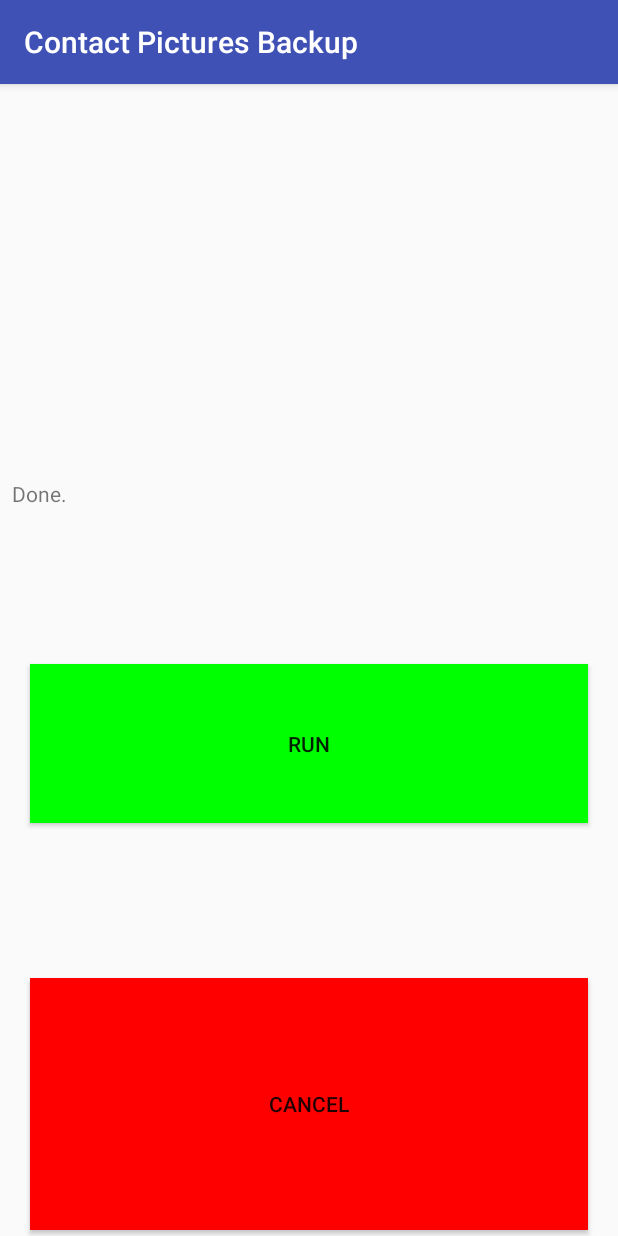
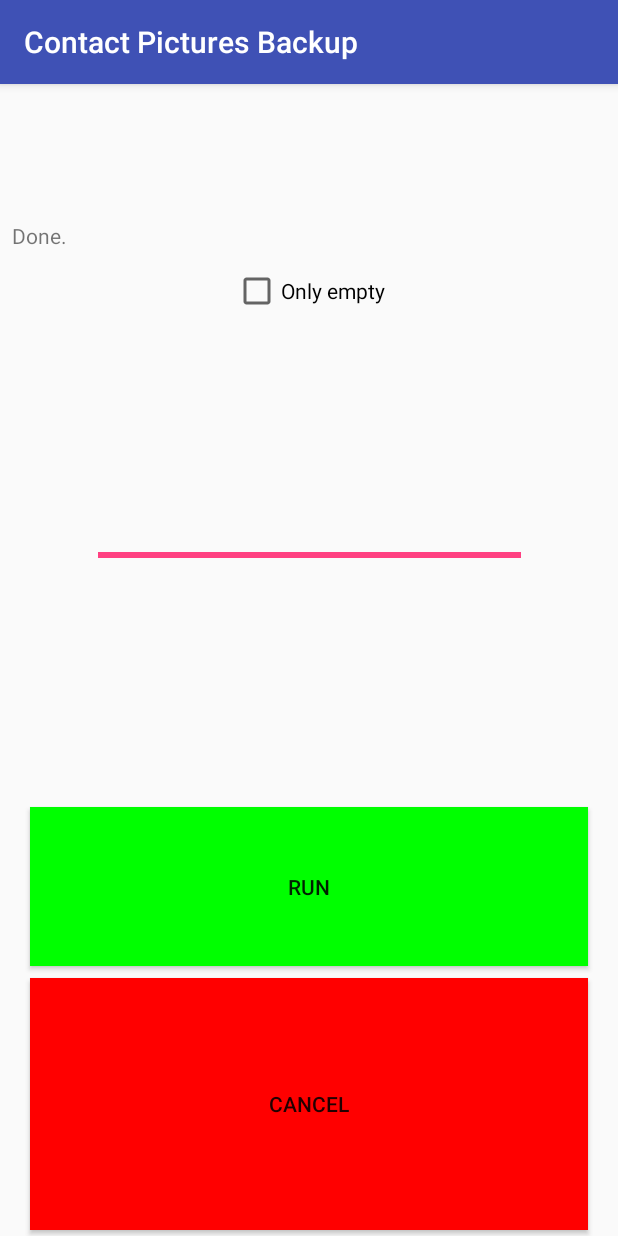
Before and after one commit to liborfoltynek/ContactPicturesBackup, an Android app: the screen it shows after launch (MainActivity), after a tap on "RUN", on a phone screen of 412 x 824 dp. Run offline under Robolectric (Android 15) with nearby library versions, the phone set to English and light mode, and no system bars.

Commit message:
* progress bar * zapis kontaktu do souboru * lepsi detekce lepsiho obrazku

```diff
--- a/app/src/main/java/com/fotolibb/contactpicturesbackup/Contact.java
+++ b/app/src/main/java/com/fotolibb/contactpicturesbackup/Contact.java
@@ -7,6 +7,12 @@ import android.graphics.Bitmap;
  */
 
 public class Contact {
+    public Contact() {
+        HasImage = false;
+    }
+
     public String Id;
     public String Name;
+    public String Phone;
+    public boolean HasImage;
 }
--- a/app/src/main/java/com/fotolibb/contactpicturesbackup/MainActivity.java
+++ b/app/src/main/java/com/fotolibb/contactpicturesbackup/MainActivity.java
@@ -3,6 +3,7 @@ package com.fotolibb.contactpicturesbackup;
 import android.Manifest;
 import android.content.ContentProviderOperation;
 import android.content.ContentResolver;
+import android.content.Context;
 import android.content.pm.PackageManager;
 import android.database.Cursor;
 import android.graphics.Bitmap;
@@ -19,12 +20,15 @@ import android.support.v7.app.AppCompatActivity;
 import android.util.Log;
 import android.view.View;
 import android.widget.Button;
+import android.widget.CheckBox;
+import android.widget.ProgressBar;
 import android.widget.TextView;
 
 import java.io.ByteArrayOutputStream;
 import java.io.File;
 import java.io.FileNotFoundException;
 import java.io.FileOutputStream;
+import java.io.FileWriter;
 import java.io.IOException;
 import java.io.InputStream;
 import java.util.ArrayList;
@@ -53,6 +57,10 @@ public class MainActivity extends AppCompatActivity {
             }
         });
 
+        ProgressBar pb = findViewById(R.id.progressBar);
+        pb.setMax(1061);
+        pb.setProgress(0, false);
+
         btn = (Button) findViewById(R.id.btRun);
         btn.setBackgroundColor(Color.GREEN);
         btn.setOnClickListener(new View.OnClickListener() {
@@ -65,9 +73,13 @@ public class MainActivity extends AppCompatActivity {
         askAll();
     }
 
+    private void run(View view) {
+        if (task == null) {
 
-    private void run(View view) {
-        task = new DownloadFilesTask().execute(1);
+            CheckBox ch = findViewById(R.id.chbEmptyOnly);
+
+            task = new DownloadFilesTask().execute(ch.isChecked() ? 1 : 0);
+        }
     }
 
     private void btCancelPressed(View view) {
@@ -76,12 +88,15 @@ public class MainActivity extends AppCompatActivity {
         }
     }
 
-    private void setProgressPercent(String a, String p) {
+    private void setProgressPercent(String a, String p, int amount) {
         TextView tvA = findViewById(R.id.tvAction);
         tvA.setText(a);
 
         TextView tvP = findViewById(R.id.tvId);
         tvP.setText(p);
+
+        ProgressBar pb = findViewById(R.id.progressBar);
+        pb.setProgress(amount, true);
     }
 
     private void askAll() {
@@ -104,8 +119,11 @@ public class MainActivity extends AppCompatActivity {
     private class DownloadFilesTask extends AsyncTask<Integer, Integer, Integer> {
         ArrayList<Contact> contacts = new ArrayList();
 
-        protected Integer doInBackground(Integer... urls) {
-            if (LoadContacts()) {
+        protected Integer doInBackground(Integer... par) {
+            if (LoadContacts(par[0] == 1)) {
+
+                WriteContactsToFile();
+
                 ProcessContacts();
             }
             return 100;
@@ -119,19 +137,21 @@ public class MainActivity extends AppCompatActivity {
                 action = "PROCESSING";
             }
             Integer p = progress[0];
-            String prog = format("%d: %s", p, contacts.get(p - 1).Name);
-            setProgressPercent(action, prog);
+            String prog = format("%d: %s", p, contacts.get(p).Name);
+            setProgressPercent(action, prog, contacts.size());
         }
 
         protected void onPostExecute(Integer result) {
-            setProgressPercent("", "Done.");
+            setProgressPercent("", "Done.", 1060);
+            task = null;
         }
 
         protected void onCancelled(Integer result) {
-            setProgressPercent("", "Canceled.");
+            setProgressPercent("", "Canceled.", 0);
+            task = null;
         }
 
-        private boolean LoadContacts() {
+        private boolean LoadContacts(boolean emptyOnly) {
             boolean b = true;
             ContentResolver cr = getContentResolver();
             Cursor cur = cr.query(ContactsContract.Contacts.CONTENT_URI, null, null, null, null);
@@ -153,18 +173,22 @@ public class MainActivity extends AppCompatActivity {
                     }
 
                     Bitmap bmp = getBitmapFromContact(contactPictureUri);
-                    if (bmp != null) {
+                    if (bmp != null && !emptyOnly) {
                         String filename = format("/storage/emulated/0/u/%s.png", name);
                         writeBitmapToFile(bmp, filename);
                     }
 
+                    if ((emptyOnly && bmp == null) || !emptyOnly) {
                         Contact contact = new Contact();
                         contact.Name = name;
                         contact.Id = id;
+                        contact.Phone = phoneNo;
+                        contact.HasImage = bmp != null;
                         contacts.add(contact);
+                    }
 
+                    publishProgress(contacts.size() - 1, 0);
                     Log.i(TAG, format("[%s]: %s (%s) <%s>", id, name, phoneNo, contactPictureUri));
-                    publishProgress(contacts.size(), 0);
                 }
             }
             if (cur != null) {
@@ -178,9 +202,10 @@ public class MainActivity extends AppCompatActivity {
             for (Contact c : contacts) {
                 if (isCancelled()) break;
 
-                Log.i(TAG, format("PROCESS: [%s] %s", c.Id, c.Name));
+                try {
+                    //Log.i(TAG, format("PROCESS: [%s] %s", c.Id, c.Name));
                     String filenameA = format("/storage/emulated/0/u/%s.png", c.Name);
-                String filenameB = format("/storage/emulated/0/users/%s.jpg", c.Name);
+                    String filenameB = format("/storage/0000-0000/Pictures/users/%s.png", c.Name);
                     File fileA = new File(filenameA);
                     File fileB = new File(filenameB);
                     Bitmap bmpA = null;
@@ -194,9 +219,7 @@ public class MainActivity extends AppCompatActivity {
                     }
 
                     if (bmpA != null && bmpB != null) {
-
-                    Log.i(TAG, format("A: %d, B: %d", bmpA.getWidth(), bmpB.getWidth()));
-
+                      //  Log.i(TAG, format("A: %d, B: %d", bmpA.getWidth(), bmpB.getWidth()));
                         if (bmpA.getWidth() < bmpB.getWidth()) {
                             Log.i(TAG, format("RESTORE: %s", c.Name));
                             updateContactPicture(c, bmpB);
@@ -204,9 +227,13 @@ public class MainActivity extends AppCompatActivity {
                     }
 
                     if (bmpA == null && bmpB != null) {
-                    Log.i(TAG, format("NOCHANCE: %s", c.Name));
+                        Log.i(TAG, format("***** INSERT NEW ***** : %s", c.Name));
+                        updateContactPicture(c, bmpB);
                     }
                     publishProgress(counter++, 1);
+                } catch (Exception ex) {
+                    Log.e("EX", ex.getMessage());
+                }
             }
         }
 
@@ -247,12 +274,21 @@ public class MainActivity extends AppCompatActivity {
         }
 
         private void writeBitmapToFile(Bitmap bmp, String filename) {
+            boolean doWrite = false;
 
             File f = new File(filename);
             if (f.exists()) {
+                Bitmap discBmp = readBitmapFromFile(filename);
+                if ((discBmp.getWidth() < bmp.getWidth()) ||
+                        (discBmp.getHeight() < bmp.getHeight())) {
                     f.delete();
+                    doWrite = true;
+                }
+            } else {
+                doWrite = true;
             }
 
+            if (doWrite) {
                 FileOutputStream outStream = null;
                 try {
                     outStream = new FileOutputStream(filename);
@@ -266,6 +302,7 @@ public class MainActivity extends AppCompatActivity {
                         }
                     } catch (IOException e) {
                         e.printStackTrace();
+                    }
                 }
             }
         }
@@ -299,6 +336,21 @@ public class MainActivity extends AppCompatActivity {
             phoneCursor.close();
             return phoneNo;
         }
+
+        private void WriteContactsToFile() {
+            String fileContents = "";
+            for (Contact c : contacts) {
+                fileContents += String.format("[%s] %s (%s) <%s>\r\n", c.Id, c.Name, c.Phone, c.HasImage ? "A" : "N");
             }
 
+            String fileName = "/storage/emulated/0/u/log.txt";
+            try {
+                FileWriter out = new FileWriter(new File(fileName));
+                out.write(fileContents);
+                out.close();
+            } catch (IOException e) {
+                Log.e(TAG, e.getMessage());
             }
+        }
+    }
+}
--- a/app/src/main/res/layout/activity_main.xml
+++ b/app/src/main/res/layout/activity_main.xml
@@ -17,7 +17,7 @@
         app:layout_constraintLeft_toLeftOf="parent"
         app:layout_constraintRight_toRightOf="parent"
         app:layout_constraintTop_toTopOf="parent"
-        app:layout_constraintVertical_bias="0.264" />
+        app:layout_constraintVertical_bias="0.016" />
 
     <TextView
         android:id="@+id/tvId"
@@ -46,7 +46,8 @@
         app:layout_constraintLeft_toLeftOf="parent"
         app:layout_constraintRight_toRightOf="parent"
         app:layout_constraintStart_toStartOf="parent"
-        app:layout_constraintTop_toBottomOf="@+id/tvId" />
+        app:layout_constraintTop_toBottomOf="@+id/tvId"
+        app:layout_constraintVertical_bias="1.0" />
 
     <Button
         android:id="@+id/btCancel"
@@ -60,4 +61,33 @@
         app:layout_constraintRight_toRightOf="parent"
         app:layout_constraintStart_toStartOf="parent" />
 
+    <CheckBox
+        android:id="@+id/chbEmptyOnly"
+        android:layout_width="wrap_content"
+        android:layout_height="wrap_content"
+        android:layout_marginBottom="8dp"
+        android:layout_marginTop="8dp"
+        android:text="Only empty"
+
+        app:layout_constraintBottom_toTopOf="@+id/btRun"
+        app:layout_constraintLeft_toLeftOf="parent"
+        app:layout_constraintRight_toRightOf="parent"
+        app:layout_constraintTop_toBottomOf="@+id/tvId"
+        app:layout_constraintVertical_bias="0.011" />
+
+    <ProgressBar
+        android:id="@+id/progressBar"
+        style="?android:attr/progressBarStyleHorizontal"
+        android:layout_width="282dp"
+        android:layout_height="22dp"
+        android:layout_marginBottom="8dp"
+        android:layout_marginEnd="8dp"
+        android:layout_marginLeft="76dp"
+        android:layout_marginStart="8dp"
+        app:layout_constraintBottom_toTopOf="@+id/btRun"
+        app:layout_constraintEnd_toEndOf="parent"
+        app:layout_constraintLeft_toLeftOf="parent"
+        app:layout_constraintStart_toStartOf="parent"
+        app:layout_constraintTop_toBottomOf="@+id/chbEmptyOnly" />
+
 </android.support.constraint.ConstraintLayout>
```
Lines whose indentation alone changed are shown as unchanged.
